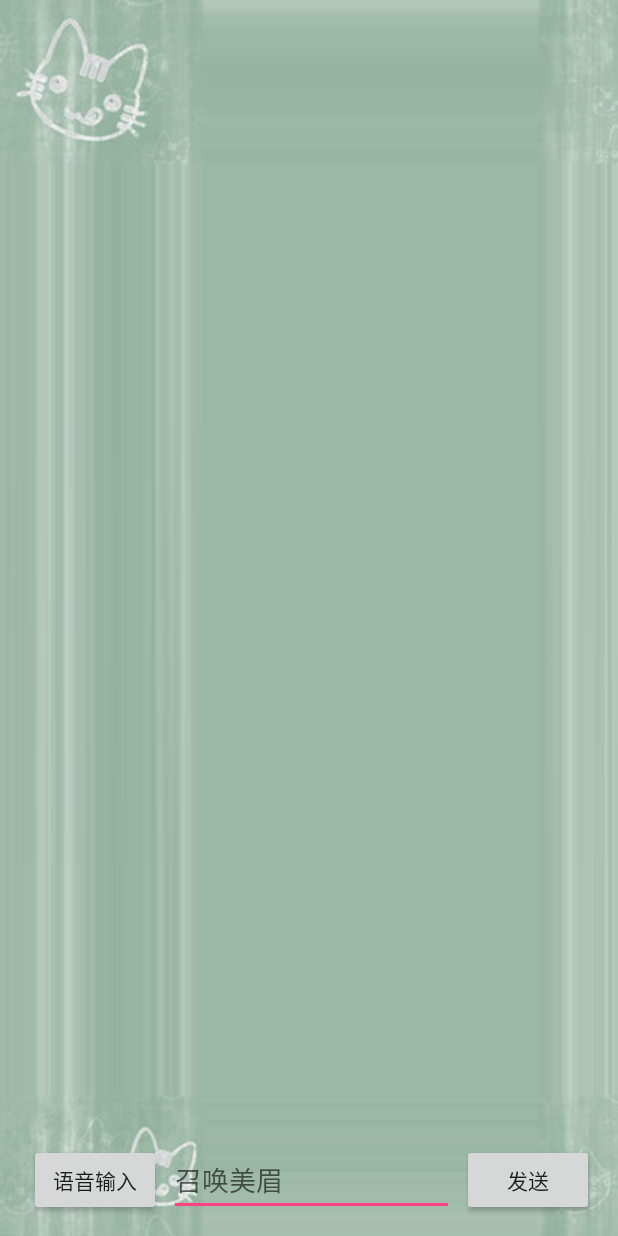
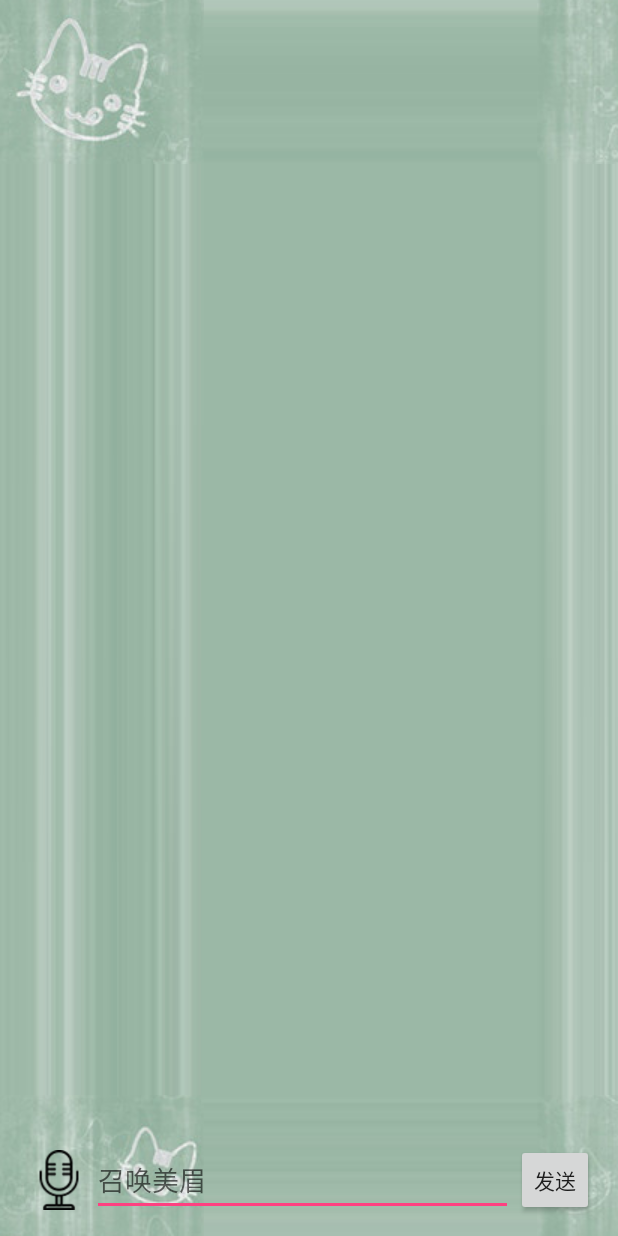
Before and after one commit to LinTeX9527/AiMeiMei, an Android app: the screen it shows after launch (TalkActivity), on a phone screen of 412 x 824 dp. Run offline under Robolectric (Android 15) with nearby library versions, the phone set to English and light mode, and no system bars; 20 statements that could not run were skipped.

Commit message:
Replace png, set ImageButton.

```diff
--- a/app/src/main/java/com/lintex9527/android/aimeimei/TalkActivity.java
+++ b/app/src/main/java/com/lintex9527/android/aimeimei/TalkActivity.java
@@ -10,6 +10,7 @@ import android.view.View;
 import android.widget.AdapterView;
 import android.widget.Button;
 import android.widget.EditText;
+import android.widget.ImageButton;
 import android.widget.ListView;
 import android.widget.TextView;
 import android.widget.Toast;
@@ -83,7 +84,7 @@ public class TalkActivity extends AppCompatActivity implements View.OnClickListe
     private EditText editText = null;   // 用户在这里输入消息
     private Button btnSendMsg = null;   // 点击发送用户消息
     private ListView listView = null;   // 加载用户聊天记录
-    private Button btnVoice = null;     // 启动语音听写
+    private ImageButton btnVoice = null;     // 启动语音听写
 
     // 使用 ListView 来显示数据，所以要绑定适配器MyTextAdapter，还有数据集合 MyMsgLists
     List<MsgEntity> myMsgLists = null;
@@ -119,7 +120,7 @@ public class TalkActivity extends AppCompatActivity implements View.OnClickListe
         editText = (EditText) findViewById(R.id.editMsg);
         btnSendMsg = (Button) findViewById(R.id.btnSendMsg);
         listView = (ListView) findViewById(R.id.listview);
-        btnVoice = (Button) findViewById(R.id.btnVoice);
+        btnVoice = (ImageButton) findViewById(R.id.btnVoice);
     }
 
     /**
--- a/app/src/main/res/layout/activity_talk.xml
+++ b/app/src/main/res/layout/activity_talk.xml
@@ -3,6 +3,7 @@
     xmlns:tools="http://schemas.android.com/tools"
     android:layout_width="match_parent"
     android:layout_height="match_parent"
+    android:minWidth="0dp"
     android:orientation="vertical"
     android:background="@drawable/app_bg"
     tools:context="com.lintex9527.android.aimeimei.TalkActivity">
@@ -23,22 +24,28 @@
 
     <LinearLayout
         android:layout_width="match_parent"
-        android:layout_height="wrap_content">
+        android:layout_height="wrap_content"
+        android:minWidth="0dp"
+        >
 
-        <Button
+        <ImageButton
             android:id="@+id/btnVoice"
-            android:layout_width="wrap_content"
-            android:layout_height="wrap_content"
-            android:text="语音输入"/>
+            android:layout_width="40dp"
+            android:layout_height="40dp"
+            android:layout_gravity="center_vertical"
+            android:background="#00000077"
+            android:contentDescription="录音"
+            android:scaleType="fitXY"
+            android:src="@drawable/recorder" />
 
         <EditText
             android:id="@+id/editMsg"
             android:layout_width="0dp"
             android:layout_height="wrap_content"
-            android:layout_gravity="center_horizontal"
+            android:layout_gravity="center_vertical"
             android:layout_weight="1"
-            android:layout_marginLeft="5dp"
-            android:layout_marginRight="5dp"
+            android:layout_marginLeft="2dp"
+            android:layout_marginRight="2dp"
             android:hint="@string/editHint"
             android:maxLines="1" />
 
@@ -47,7 +54,8 @@
             android:layout_width="wrap_content"
             android:layout_height="wrap_content"
             android:layout_weight="0"
-            android:layout_gravity="center_horizontal"
+            android:layout_gravity="center_vertical"
+            android:minWidth="0dp"
             android:text="@string/btnSend" />
 
     </LinearLayout>
```
Also changed, not shown: app/src/main/res/drawable/recorder.png (added).
